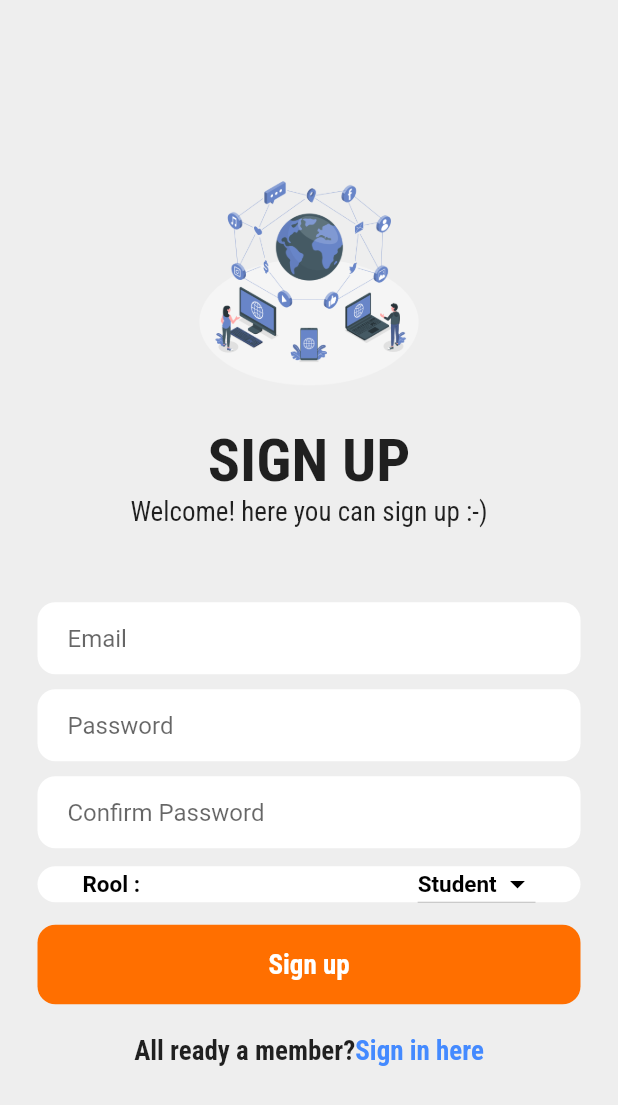
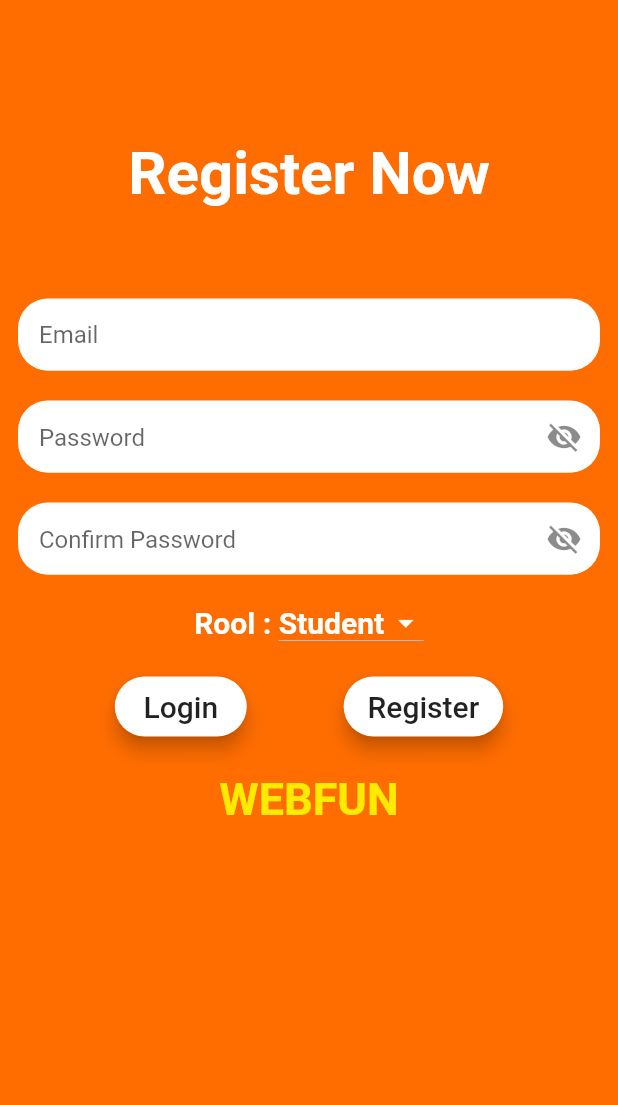
Before and after one commit to maleekhamza/OnlineLearning, a Flutter app: the SignUpScreen screen opened directly, on a phone screen of 412 x 824 dp. Shown: the top 1105 px of the screen. Run offline on Flutter 3.47's test engine with Material 2 defaults, Android fonts, the phone set to English and light mode, and no system bars; our stand-ins replace badges, cached_network_image, carousel_slider, cloud_firestore, firebase_auth, firebase_core and 3 more; accounts and stored records are empty.

Commit message:
sign up with role

```diff
--- a/lib/screens/signUpScreen.dart
+++ b/lib/screens/signUpScreen.dart
@@ -1,20 +1,33 @@
+import 'dart:io';
+import 'package:cloud_firestore/cloud_firestore.dart';
 import 'package:elearning_applicaton/Screens/loginScreen.dart';
 import 'package:firebase_auth/firebase_auth.dart';
 import 'package:flutter/material.dart';
-import 'package:google_fonts/google_fonts.dart';
+// import 'model.dart';
 
 class SignUpScreen extends StatefulWidget {
-  const SignUpScreen({super.key});
-
   @override
-  State<SignUpScreen> createState() => _SignUpScreenState();
+  _RegisterState createState() => _RegisterState();
 }
 
-class _SignUpScreenState extends State<SignUpScreen> {
-  final _emailController=TextEditingController();
-  final _passwordController=TextEditingController();
-  final _confirmPasswordController=TextEditingController();
+class _RegisterState extends State<SignUpScreen> {
+  _RegisterState();
 
+  bool showProgress = false;
+  bool visible = false;
+
+  final _formkey = GlobalKey<FormState>();
+  final _auth = FirebaseAuth.instance;
+
+  final TextEditingController passwordController = new TextEditingController();
+  final TextEditingController confirmpassController =
+  new TextEditingController();
+  final TextEditingController name = new TextEditingController();
+  final TextEditingController emailController = new TextEditingController();
+  final TextEditingController mobile = new TextEditingController();
+  bool _isObscure = true;
+  bool _isObscure2 = true;
+  File? file;
   var options = [
     'Student',
     'Teacher',
@@ -22,161 +35,180 @@ class _SignUpScreenState extends State<SignUpScreen> {
   var _currentItemSelected = "Student";
   var rool = "Student";
 
-
-  @override
-  void dispose() {
-    // TODO: implement dispose
-    super.dispose();
-    _emailController.dispose();
-    _passwordController.dispose();
-    _confirmPasswordController.dispose();
-  }
-  Future signUp() async {
-    if (passwordConfirmed()) {
-      try {
-        await FirebaseAuth.instance.createUserWithEmailAndPassword(
-          email: _emailController.text.trim(),
-          password: _passwordController.text.trim(),
-        );
-
-        // After successful sign-up, navigate to the login page
-        Navigator.of(context).push(MaterialPageRoute(builder: (context) {
-          return LoginScreen();
-        }));
-      } catch (e) {
-        // Handle errors or display error messages if needed
-        print("Error signing up: $e");
-      }
-    }
-  }
-
-  bool passwordConfirmed(){
-    if (_passwordController.text.trim()==_confirmPasswordController.text.trim()) {
-      return true;
-    }
-    else{
-      return false;
-    }
-  }
-  /*void openSignUpScreen() async{
-    Navigator.of(context).pushReplacement('signUpScreen' as Route<Object?>);
-  }*/
-
-
   @override
   Widget build(BuildContext context) {
     return Scaffold(
-      backgroundColor: Colors.grey[200],
-      body: SafeArea(
-        child: Center(
+      backgroundColor: Colors.orange[900],
+      body: SingleChildScrollView(
+        child: Column(
+          children: <Widget>[
+            Container(
+              color: Colors.orangeAccent[700],
+              width: MediaQuery.of(context).size.width,
+              height: MediaQuery.of(context).size.height,
               child: SingleChildScrollView(
+                child: Container(
+                  margin: EdgeInsets.all(12),
+                  child: Form(
+                    key: _formkey,
                     child: Column(
                       mainAxisAlignment: MainAxisAlignment.center,
+                      crossAxisAlignment: CrossAxisAlignment.center,
                       children: [
-                Image.asset('assets/icons/Online_world.png',height: 150,),
-                SizedBox(height: 20,),
-                Text(
-                  'SIGN UP',
-                  style: GoogleFonts.robotoCondensed(fontSize:40,fontWeight:FontWeight.bold),
+                        SizedBox(
+                          height: 80,
                         ),
                         Text(
-                  'Welcome! here you can sign up :-)',
-                  style: GoogleFonts.robotoCondensed(fontSize:18,),
-                ),
-                SizedBox(height: 50,),
-
-                //Email
-                Padding(
-                  padding: const EdgeInsets.symmetric(horizontal: 25),
-                  child: Container(
-                    decoration: BoxDecoration(
+                          "Register Now",
+                          style: TextStyle(
+                            fontWeight: FontWeight.bold,
                             color: Colors.white,
-                        borderRadius: BorderRadius.circular(12)
-                    ),
-                    child: Padding(
-                      padding: const EdgeInsets.symmetric(horizontal:20),
-                      child: TextField(
-                        controller: _emailController,
-                        decoration: InputDecoration(
-                          border: InputBorder.none,
-                          hintText: 'Email',
+                            fontSize: 40,
                           ),
                         ),
+                        SizedBox(
+                          height: 10,
+                        ),
+                        SizedBox(
+                          height: 50,
+                        ),
+                        TextFormField(
+                          controller: emailController,
+                          decoration: InputDecoration(
+                            filled: true,
+                            fillColor: Colors.white,
+                            hintText: 'Email',
+                            enabled: true,
+                            contentPadding: const EdgeInsets.only(
+                                left: 14.0, bottom: 8.0, top: 8.0),
+                            focusedBorder: OutlineInputBorder(
+                              borderSide: new BorderSide(color: Colors.white),
+                              borderRadius: new BorderRadius.circular(20),
+                            ),
+                            enabledBorder: UnderlineInputBorder(
+                              borderSide: new BorderSide(color: Colors.white),
+                              borderRadius: new BorderRadius.circular(20),
                             ),
                           ),
+                          validator: (value) {
+                            if (value!.length == 0) {
+                              return "Email cannot be empty";
+                            }
+                            if (!RegExp(
+                                "^[a-zA-Z0-9+_.-]+@[a-zA-Z0-9.-]+.[a-z]")
+                                .hasMatch(value)) {
+                              return ("Please enter a valid email");
+                            } else {
+                              return null;
+                            }
+                          },
+                          onChanged: (value) {},
+                          keyboardType: TextInputType.emailAddress,
                         ),
-                SizedBox(height: 10,),
-                //Password
-                Padding(
-                  padding: const EdgeInsets.symmetric(horizontal: 25),
-                  child: Container(
-                    decoration: BoxDecoration(
-                        color: Colors.white,
-                        borderRadius: BorderRadius.circular(12)
+                        SizedBox(
+                          height: 20,
                         ),
-                    child: Padding(
-                      padding: const EdgeInsets.symmetric(horizontal:20),
-                      child: TextField(
-                        controller: _passwordController,
-                        obscureText: true,
+                        TextFormField(
+                          obscureText: _isObscure,
+                          controller: passwordController,
                           decoration: InputDecoration(
-                          border: InputBorder.none,
+                            suffixIcon: IconButton(
+                                icon: Icon(_isObscure
+                                    ? Icons.visibility_off
+                                    : Icons.visibility),
+                                onPressed: () {
+                                  setState(() {
+                                    _isObscure = !_isObscure;
+                                  });
+                                }),
+                            filled: true,
+                            fillColor: Colors.white,
                             hintText: 'Password',
+                            enabled: true,
+                            contentPadding: const EdgeInsets.only(
+                                left: 14.0, bottom: 8.0, top: 15.0),
+                            focusedBorder: OutlineInputBorder(
+                              borderSide: new BorderSide(color: Colors.white),
+                              borderRadius: new BorderRadius.circular(20),
+                            ),
+                            enabledBorder: UnderlineInputBorder(
+                              borderSide: new BorderSide(color: Colors.white),
+                              borderRadius: new BorderRadius.circular(20),
                             ),
                           ),
+                          validator: (value) {
+                            RegExp regex = new RegExp(r'^.{6,}$');
+                            if (value!.isEmpty) {
+                              return "Password cannot be empty";
+                            }
+                            if (!regex.hasMatch(value)) {
+                              return ("please enter valid password min. 6 character");
+                            } else {
+                              return null;
+                            }
+                          },
+                          onChanged: (value) {},
+                        ),
+                        SizedBox(
+                          height: 20,
+                        ),
+                        TextFormField(
+                          obscureText: _isObscure2,
+                          controller: confirmpassController,
+                          decoration: InputDecoration(
+                            suffixIcon: IconButton(
+                                icon: Icon(_isObscure2
+                                    ? Icons.visibility_off
+                                    : Icons.visibility),
+                                onPressed: () {
+                                  setState(() {
+                                    _isObscure2 = !_isObscure2;
+                                  });
+                                }),
+                            filled: true,
+                            fillColor: Colors.white,
+                            hintText: 'Confirm Password',
+                            enabled: true,
+                            contentPadding: const EdgeInsets.only(
+                                left: 14.0, bottom: 8.0, top: 15.0),
+                            focusedBorder: OutlineInputBorder(
+                              borderSide: new BorderSide(color: Colors.white),
+                              borderRadius: new BorderRadius.circular(20),
+                            ),
+                            enabledBorder: UnderlineInputBorder(
+                              borderSide: new BorderSide(color: Colors.white),
+                              borderRadius: new BorderRadius.circular(20),
                             ),
                           ),
+                          validator: (value) {
+                            if (confirmpassController.text !=
+                                passwordController.text) {
+                              return "Password did not match";
+                            } else {
+                              return null;
+                            }
+                          },
+                          onChanged: (value) {},
                         ),
-                SizedBox(height: 10,),
-                //Confirm password
-                Padding(
-                  padding: const EdgeInsets.symmetric(horizontal: 25),
-                  child: Container(
-                    decoration: BoxDecoration(
-                        color: Colors.white,
-                        borderRadius: BorderRadius.circular(12)
+                        SizedBox(
+                          height: 20,
                         ),
-                    child: Padding(
-                      padding: const EdgeInsets.symmetric(horizontal:20),
-                      child: TextField(
-                        controller: _confirmPasswordController,
-                        obscureText: true,
-                        decoration: InputDecoration(
-                          border: InputBorder.none,
-                          hintText: 'Confirm Password',
-                        ),
-                      ),
-                    ),
-                  ),
-                ),
-                //rool
-                SizedBox(
-                  height: 12,
-                ),
-                Padding(
-                  padding: const EdgeInsets.symmetric(horizontal: 25),
-                  child: Container(
-                    decoration: BoxDecoration(
-                      color: Colors.white,
-                      borderRadius: BorderRadius.circular(12),
-                    ),
-                    padding: const EdgeInsets.symmetric(horizontal: 30),
-                    child: Row(
-                      mainAxisAlignment: MainAxisAlignment.spaceBetween,
+                        Row(
+                          mainAxisAlignment: MainAxisAlignment.center,
                           children: [
                             Text(
                               "Rool : ",
                               style: TextStyle(
-                            fontSize: 15,
+                                fontSize: 20,
                                 fontWeight: FontWeight.bold,
-                            color: Colors.black,
+                                color: Colors.white,
                               ),
                             ),
                             DropdownButton<String>(
-                          dropdownColor: const Color.fromARGB(255, 214, 207, 207),
+                              dropdownColor: Colors.blue[900],
                               isDense: true,
                               isExpanded: false,
-                          iconEnabledColor: Colors.black,
+                              iconEnabledColor: Colors.white,
                               focusColor: Colors.white,
                               items: options.map((String dropDownStringItem) {
                                 return DropdownMenuItem<String>(
@@ -184,9 +216,9 @@ class _SignUpScreenState extends State<SignUpScreen> {
                                   child: Text(
                                     dropDownStringItem,
                                     style: TextStyle(
-                                  color: Colors.black,
+                                      color: Colors.white,
                                       fontWeight: FontWeight.bold,
-                                  fontSize: 15,
+                                      fontSize: 20,
                                     ),
                                   ),
                                 );
@@ -201,68 +233,98 @@ class _SignUpScreenState extends State<SignUpScreen> {
                             ),
                           ],
                         ),
+                        SizedBox(
+                          height: 20,
+                        ),
+                        Row(
+                          mainAxisAlignment: MainAxisAlignment.spaceEvenly,
+                          crossAxisAlignment: CrossAxisAlignment.end,
+                          children: [
+                            MaterialButton(
+                              shape: RoundedRectangleBorder(
+                                  borderRadius:
+                                  BorderRadius.all(Radius.circular(20.0))),
+                              elevation: 5.0,
+                              height: 40,
+                              onPressed: () {
+                                CircularProgressIndicator();
+                                Navigator.push(
+                                  context,
+                                  MaterialPageRoute(
+                                    builder: (context) => LoginScreen(),
+                                  ),
+                                );
+                              },
+                              child: Text(
+                                "Login",
+                                style: TextStyle(
+                                  fontSize: 20,
                                 ),
                               ),
-
-
-                SizedBox(height: 15,),
-                //sign in Button
-                Padding(
-                  padding: const EdgeInsets.symmetric(horizontal:25),
-                  child: GestureDetector(
-                    onTap: signUp,
-                    child: Container(
-                      padding: const EdgeInsets.all(16),
-                      decoration: BoxDecoration(
-                          color: Colors.amber[900],
-                          borderRadius: BorderRadius.circular(12)
+                              color: Colors.white,
                             ),
-                      child: Center(
+                            MaterialButton(
+                              shape: RoundedRectangleBorder(
+                                  borderRadius:
+                                  BorderRadius.all(Radius.circular(20.0))),
+                              elevation: 5.0,
+                              height: 40,
+                              onPressed: () {
+                                setState(() {
+                                  showProgress = true;
+                                });
+                                signUp(emailController.text,
+                                    passwordController.text, rool);
+                              },
                               child: Text(
-                          'Sign up',
-                          style: GoogleFonts.robotoCondensed(
+                                "Register",
+                                style: TextStyle(
+                                  fontSize: 20,
+                                ),
+                              ),
                               color: Colors.white,
+                            ),
+                          ],
+                        ),
+                        SizedBox(
+                          height: 20,
+                        ),
+                        Text(
+                          "WEBFUN",
+                          style: TextStyle(
                             fontWeight: FontWeight.bold,
-                              fontSize: 18),
-
+                            fontSize: 30,
+                            color: Colors.yellowAccent[400],
+                          ),
+                        ),
+                      ],
                     ),
                   ),
                 ),
               ),
             ),
-                SizedBox(height: 20,),
-
-                //Text(sign up)
-                Row(
-                  mainAxisAlignment: MainAxisAlignment.center,
-                  children: [
-                    Text('All ready a member?',
-                        style: GoogleFonts.robotoCondensed(
-                            fontWeight: FontWeight.bold,
-                            fontSize: 18)),
-                    GestureDetector(
-                      onTap: () {
-                        // Navigating to the new screen
-                        Navigator.push(
-                          context,
-                          MaterialPageRoute(builder: (context) => LoginScreen()),
-                        );
-                      },
-                      child: Text(
-                          'Sign in here',
-                          style: GoogleFonts.robotoCondensed(
-                              color: Colors.blueAccent,
-                              fontWeight: FontWeight.bold,
-                              fontSize: 18)
-                      ),
-                    )
           ],
-                )
-              ],
-            ),
-          ),
         ),
       ),
     );
   }
+
+  void signUp(String email, String password, String rool) async {
+    CircularProgressIndicator();
+    if (_formkey.currentState!.validate()) {
+      await _auth
+          .createUserWithEmailAndPassword(email: email, password: password)
+          .then((value) => {postDetailsToFirestore(email, rool)})
+          .catchError((e) {});
     }
+  }
+
+  postDetailsToFirestore(String email, String rool) async {
+    FirebaseFirestore firebaseFirestore = FirebaseFirestore.instance;
+    var user = _auth.currentUser;
+    CollectionReference ref = FirebaseFirestore.instance.collection('users');
+    ref.doc(user!.uid).set({'email': emailController.text, 'rool': rool});
+    Navigator.pushReplacement(
+        context, MaterialPageRoute(builder: (context) => LoginScreen()));
+  }
+}
```
Also changed, not shown: lib/models/Student.dart (added, +44 -0 lines), lib/models/Teacher.dart (added, +45 -0 lines). Lines whose indentation alone changed are shown as unchanged.
